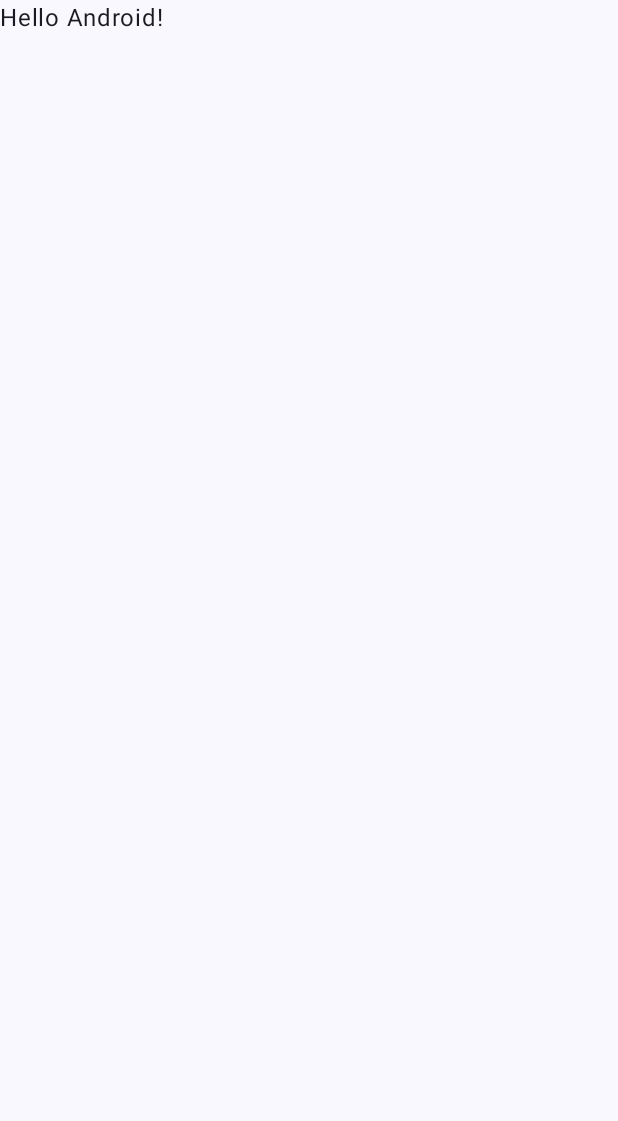
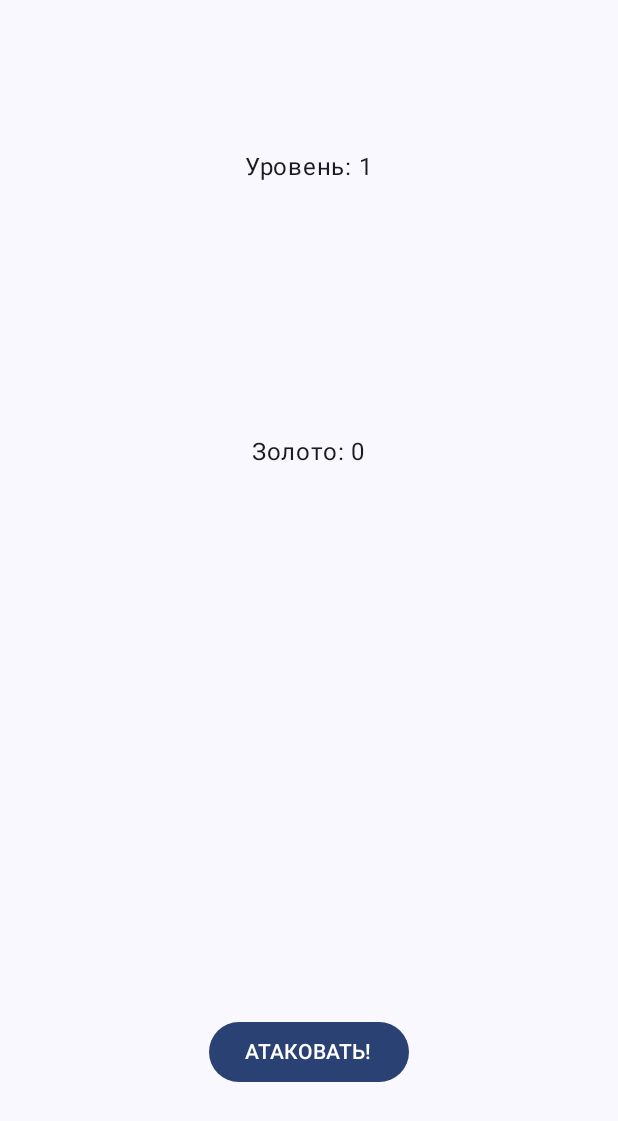
Before and after one commit to Mekito4u/fantasy-quest-clicker-android, an Android app built with Jetpack Compose: the screen it shows after launch (MainActivity), on a phone screen of 412 x 824 dp. Before the commit the part shown is almost empty. Shown: the top 1121 px of the screen. Run offline under Robolectric (Android 15) with nearby library versions, the phone set to English and light mode, and no system bars.

Commit message:
feat: Alpha v0.1 - первый рабочий прототип
- Добавлен экран боя с базовой механикой
- Реализована система атаки и награды
- Рабочий прототип готов к тестированию

```diff
--- a/app/build.gradle.kts
+++ b/app/build.gradle.kts
@@ -57,4 +57,6 @@ dependencies {
     androidTestImplementation(libs.androidx.compose.ui.test.junit4)
     debugImplementation(libs.androidx.compose.ui.tooling)
     debugImplementation(libs.androidx.compose.ui.test.manifest)
+    implementation("androidx.lifecycle:lifecycle-viewmodel-compose:2.7.0")
+    implementation("androidx.compose.runtime:runtime-livedata:1.6.0")
 }
--- a/app/src/main/java/com/example/fantasyquestclicker/MainActivity.kt
+++ b/app/src/main/java/com/example/fantasyquestclicker/MainActivity.kt
@@ -3,45 +3,26 @@ package com.example.fantasyquestclicker
 import android.os.Bundle
 import androidx.activity.ComponentActivity
 import androidx.activity.compose.setContent
-import androidx.activity.enableEdgeToEdge
 import androidx.compose.foundation.layout.fillMaxSize
-import androidx.compose.foundation.layout.padding
-import androidx.compose.material3.Scaffold
-import androidx.compose.material3.Text
-import androidx.compose.runtime.Composable
+import androidx.compose.material3.MaterialTheme
+import androidx.compose.material3.Surface
 import androidx.compose.ui.Modifier
-import androidx.compose.ui.tooling.preview.Preview
+import com.example.fantasyquestclicker.ui.theme.screens.BattleScreen
 import com.example.fantasyquestclicker.ui.theme.FantasyQuestClickerTheme
 
 class MainActivity : ComponentActivity() {
     override fun onCreate(savedInstanceState: Bundle?) {
         super.onCreate(savedInstanceState)
-        enableEdgeToEdge()
+
         setContent {
             FantasyQuestClickerTheme {
-                Scaffold(modifier = Modifier.fillMaxSize()) { innerPadding ->
-                    Greeting(
-                        name = "Android",
-                        modifier = Modifier.padding(innerPadding)
-                    )
+                Surface(
+                    modifier = Modifier.fillMaxSize(),
+                    color = MaterialTheme.colorScheme.background
+                ) {
+                    BattleScreen()
                 }
             }
         }
     }
 }
-
-@Composable
-fun Greeting(name: String, modifier: Modifier = Modifier) {
-    Text(
-        text = "Hello $name!",
-        modifier = modifier
-    )
-}
-
-@Preview(showBackground = true)
-@Composable
-fun GreetingPreview() {
-    FantasyQuestClickerTheme {
-        Greeting("Android")
-    }
-}
--- /dev/null
+++ b/app/src/main/java/com/example/fantasyquestclicker/domain/models/Enemy.kt
@@ -0,0 +1,8 @@
+data class Enemy(
+    val id: Int, // ID
+    val name: String, // Имя
+    var currentHealth: Int, // Текущее здоровье
+    var maxHealth: Int, // Максимальное здоровье
+    val baseReward: Int, // Базовая награда
+    val imageRes: String, // Иконка
+)
--- /dev/null
+++ b/app/src/main/java/com/example/fantasyquestclicker/domain/models/Player.kt
@@ -0,0 +1,9 @@
+data class Player(
+    val id: Int = 1, // ID
+    var level: Int = 1, // Уровень
+    var experience: Int = 0, // Опыт
+    var gold: Int = 0, // Золото
+    var baseAttack: Int = 10, // Базовая атака
+    var currentHealth: Int = 100, // Текущее здоровье
+    var maxHealth: Int = 100, // Максимальное здоровье
+)
--- /dev/null
+++ b/app/src/main/java/com/example/fantasyquestclicker/ui/theme/screens/BattleScreen.kt
@@ -0,0 +1,38 @@
+package com.example.fantasyquestclicker.ui.theme.screens
+
+import androidx.compose.foundation.layout.*
+import androidx.compose.material3.Text
+import androidx.compose.material3.Button
+import androidx.compose.runtime.*
+import androidx.compose.ui.Alignment
+import androidx.compose.ui.Modifier
+import androidx.compose.ui.unit.dp
+import androidx.lifecycle.viewmodel.compose.viewModel
+
+import com.example.fantasyquestclicker.ui.theme.viewmodels.BattleViewModel
+
+@Composable
+fun BattleScreen() {
+    val viewModel: BattleViewModel = viewModel()
+
+    val player = viewModel.player.collectAsState().value
+    val enemy = viewModel.currentEnemy.collectAsState().value
+
+    Column(
+        modifier = Modifier
+            .fillMaxSize()
+            .padding(16.dp),
+        horizontalAlignment = Alignment.CenterHorizontally,
+        verticalArrangement = Arrangement.SpaceAround
+    ) {
+        Text("Уровень: ${player.level}")
+        Text("Золото: ${player.gold}")
+
+        Spacer(modifier = Modifier.height(32.dp))
+
+        Button(
+            onClick = { viewModel.attackEnemy() }
+        ) {
+            Text("АТАКОВАТЬ!") }
+    }
+}
--- /dev/null
+++ b/app/src/main/java/com/example/fantasyquestclicker/ui/theme/viewmodels/BattleViewModel.kt
@@ -0,0 +1,59 @@
+package com.example.fantasyquestclicker.ui.theme.viewmodels
+
+import androidx.lifecycle.ViewModel
+import androidx.lifecycle.viewModelScope
+
+import kotlinx.coroutines.flow.MutableStateFlow
+import kotlinx.coroutines.flow.StateFlow
+import kotlinx.coroutines.launch
+
+import Player
+import Enemy
+import AttackEnemyUseCase
+
+class BattleViewModel : ViewModel() {
+
+    private val _player = MutableStateFlow(Player())
+    val player: StateFlow<Player> = _player
+
+    private val _currentEnemy = MutableStateFlow(
+        Enemy(
+            id = 1,
+            name = "Goblin",
+            currentHealth = 50,
+            maxHealth = 50,
+            baseReward = 25,
+            imageRes = "goblin",
+        )
+    )
+    val currentEnemy: StateFlow<Enemy> = _currentEnemy
+
+    private val attackUseCase = AttackEnemyUseCase()
+
+    fun attackEnemy() {
+        viewModelScope.launch {
+            val playerValue = _player.value
+            val enemyValue = _currentEnemy.value
+
+            val result = attackUseCase.execute(playerValue, enemyValue)
+
+            _player.value = playerValue
+            _currentEnemy.value = enemyValue
+
+            if (result.isEnemyDefeated) {
+                spawnNewEnemy()
+            }
+        }
+    }
+
+    fun spawnNewEnemy() {
+        _currentEnemy.value = Enemy(
+            id = 2,
+            name = "Orc",
+            currentHealth = 80,
+            maxHealth = 80,
+            baseReward = 40,
+            imageRes = "orc"
+        )
+    }
+}
```
Also changed, not shown: app/src/main/java/com/example/fantasyquestclicker/domain/use_cases/AttackEnemyUseCase.kt (added, +24 -0 lines).
